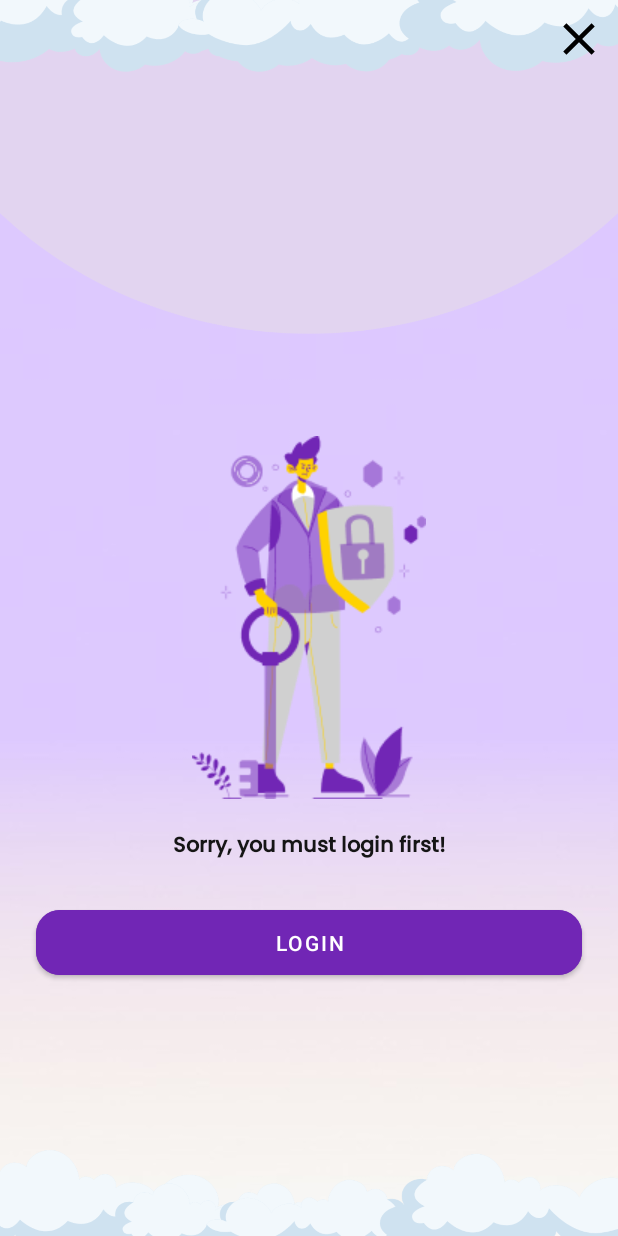
After one commit to TerbangIn/AND-Tiketku, an Android app: the fragment BottomSheetCheckoutNonLoginFragment shown on its own in the app's theme, on a phone screen of 412 x 824 dp. The commit adds this screen. Run offline under Robolectric (Android 15) with nearby library versions, the phone set to English and light mode, and no system bars.

Commit message:
Update BottomSheet

```diff
--- /dev/null
+++ b/app/src/main/java/com/ketarketir/tiketkuioflight/view/BottomSheetCheckoutNonLoginFragment.kt
@@ -0,0 +1,31 @@
+package com.ketarketir.tiketkuioflight.view
+
+import androidx.lifecycle.ViewModelProvider
+import android.os.Bundle
+import androidx.fragment.app.Fragment
+import android.view.LayoutInflater
+import android.view.View
+import android.view.ViewGroup
+import com.ketarketir.tiketkuioflight.R
+import com.ketarketir.tiketkuioflight.viewmodel.BottomSheetCheckoutNonLoginViewModel
+
+class BottomSheetCheckoutNonLoginFragment : Fragment() {
+
+    companion object {
+        fun newInstance() = BottomSheetCheckoutNonLoginFragment()
+    }
+
+    private lateinit var viewModel: BottomSheetCheckoutNonLoginViewModel
+
+    override fun onCreateView(inflater: LayoutInflater, container: ViewGroup?,
+                              savedInstanceState: Bundle?): View? {
+        return inflater.inflate(R.layout.fragment_bottom_sheet_checkout_non_login, container, false)
+    }
+
+    override fun onActivityCreated(savedInstanceState: Bundle?) {
+        super.onActivityCreated(savedInstanceState)
+        viewModel = ViewModelProvider(this).get(BottomSheetCheckoutNonLoginViewModel::class.java)
+        // TODO: Use the ViewModel
+    }
+
+}
--- /dev/null
+++ b/app/src/main/java/com/ketarketir/tiketkuioflight/viewmodel/BottomSheetCheckoutNonLoginViewModel.kt
@@ -0,0 +1,7 @@
+package com.ketarketir.tiketkuioflight.viewmodel
+
+import androidx.lifecycle.ViewModel
+
+class BottomSheetCheckoutNonLoginViewModel : ViewModel() {
+    // TODO: Implement the ViewModel
+}
--- /dev/null
+++ b/app/src/main/res/drawable/baseline_close_24.xml
@@ -0,0 +1,5 @@
+<vector android:height="36dp" android:tint="#000000"
+    android:viewportHeight="24" android:viewportWidth="24"
+    android:width="36dp" xmlns:android="http://schemas.android.com/apk/res/android">
+    <path android:fillColor="@android:color/white" android:pathData="M19,6.41L17.59,5 12,10.59 6.41,5 5,6.41 10.59,12 5,17.59 6.41,19 12,13.41 17.59,19 19,17.59 13.41,12z"/>
+</vector>
--- a/app/src/main/res/layout/bottom_sheet_checkout_non_login.xml
+++ /dev/null
@@ -1,7 +0,0 @@
-<?xml version="1.0" encoding="utf-8"?>
-<androidx.constraintlayout.widget.ConstraintLayout xmlns:android="http://schemas.android.com/apk/res/android"
-    android:layout_width="match_parent"
-    android:layout_height="match_parent">
-
-
-</androidx.constraintlayout.widget.ConstraintLayout>
--- /dev/null
+++ b/app/src/main/res/layout/fragment_bottom_sheet_checkout_non_login.xml
@@ -0,0 +1,66 @@
+<?xml version="1.0" encoding="utf-8"?>
+<androidx.coordinatorlayout.widget.CoordinatorLayout
+    xmlns:android="http://schemas.android.com/apk/res/android"
+    xmlns:tools="http://schemas.android.com/tools"
+    android:layout_width="match_parent"
+    android:layout_height="match_parent"
+    xmlns:app="http://schemas.android.com/apk/res-auto"
+    android:background="@drawable/baseline_background"
+    tools:context=".view.BottomSheetCheckoutNonLoginFragment">
+
+    <com.google.android.material.imageview.ShapeableImageView
+        android:id="@+id/ic_close"
+        android:layout_width="wrap_content"
+        android:layout_height="wrap_content"
+        android:src="@drawable/baseline_close_24"
+        android:layout_gravity="end"
+        android:layout_marginTop="8dp"
+        android:layout_marginEnd="8dp"/>
+    <androidx.constraintlayout.widget.ConstraintLayout
+        android:layout_width="match_parent"
+        android:layout_height="wrap_content"
+        android:layout_gravity="center">
+
+        <com.google.android.material.imageview.ShapeableImageView
+            android:id="@+id/iv_secure_login"
+            android:layout_width="wrap_content"
+            android:layout_height="wrap_content"
+            android:layout_gravity="center"
+            android:src="@drawable/secure_safe"
+            app:layout_constraintTop_toTopOf="parent"
+            app:layout_constraintBottom_toBottomOf="parent"
+            app:layout_constraintStart_toStartOf="parent"
+            app:layout_constraintEnd_toEndOf="parent"/>
+
+        <com.google.android.material.textview.MaterialTextView
+            android:id="@+id/tv_login_first"
+            android:layout_width="wrap_content"
+            android:layout_height="wrap_content"
+            android:text="@string/tv_login_first"
+            android:textSize="14sp"
+            android:textColor="@color/neutral05"
+            android:textStyle="bold"
+            android:fontFamily="@font/poppins_medium"
+            android:layout_marginVertical="20dp"
+            app:layout_constraintTop_toBottomOf="@id/iv_secure_login"
+            app:layout_constraintStart_toStartOf="parent"
+            app:layout_constraintEnd_toEndOf="parent"/>
+
+        <com.google.android.material.button.MaterialButton
+            android:id="@+id/btn_login"
+            android:layout_width="0dp"
+            android:layout_height="wrap_content"
+            app:cornerRadius="16dp"
+            android:layout_marginHorizontal="24dp"
+            android:layout_marginVertical="24dp"
+            android:paddingVertical="12dp"
+            android:backgroundTint="@color/darkblue04"
+            android:text="@string/btn_login"
+            app:layout_constraintTop_toBottomOf="@id/tv_login_first"
+            app:layout_constraintBottom_toBottomOf="parent"
+            app:layout_constraintStart_toStartOf="parent"
+            app:layout_constraintEnd_toEndOf="parent"/>
+
+    </androidx.constraintlayout.widget.ConstraintLayout>
+
+</androidx.coordinatorlayout.widget.CoordinatorLayout>
--- a/app/src/main/res/navigation/navigation.xml
+++ b/app/src/main/res/navigation/navigation.xml
@@ -4,7 +4,7 @@
     xmlns:tools="http://schemas.android.com/tools"
     android:id="@+id/navigation"
 
-    app:startDestination="@id/homeFragment">
+    app:startDestination="@id/notificationFragment">
 
     <fragment
         android:id="@+id/accountFragment"
```
